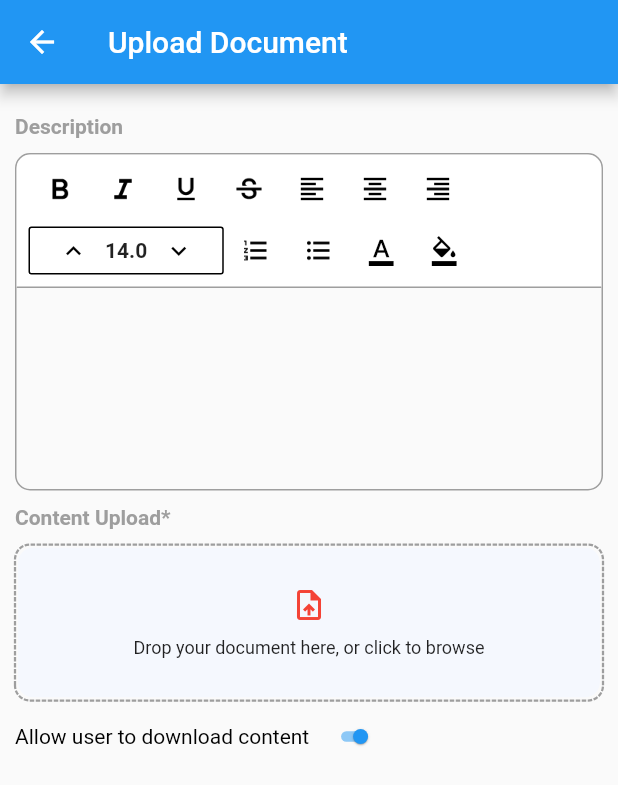
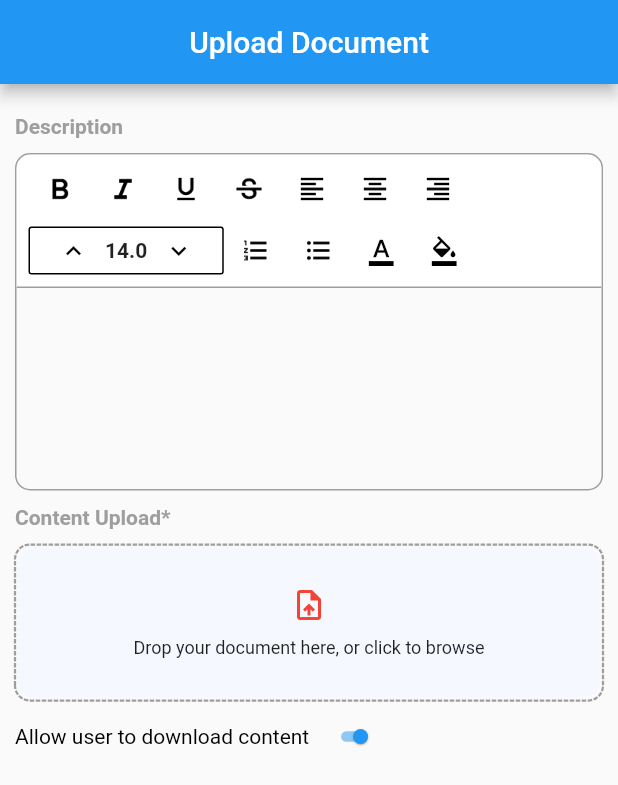
Before and after one commit to arunkumarchauhan/novastrid, a Flutter app: the screen it shows after launch, on a phone screen of 412 x 824 dp. Shown: the top 785 px of the screen. Run offline on Flutter 3.47's test engine with Material 2 defaults, Android fonts, the phone set to English and light mode, and no system bars; drawn by our look-alikes of dotted_border; our stand-ins replace bloc, equatable, file_picker, flutter_bloc, flutter_colorpicker; missing offline and left inert: desktop_drop, download.

Commit message:
minor chnage

```diff
--- a/lib/feature/home/presentation/home_page.dart
+++ b/lib/feature/home/presentation/home_page.dart
@@ -40,10 +40,13 @@ class _HomePageState extends State<HomePage> {
   Widget build(BuildContext context) {
     return Scaffold(
       appBar: AppBar(
+        centerTitle: true,
+        leading: const SizedBox.shrink(),
         title: const Text("Upload Document"),
       ),
       body: Padding(
         padding: const EdgeInsets.all(10.0),
+        child: SingleChildScrollView(
           child: Column(
             crossAxisAlignment: CrossAxisAlignment.start,
             children: [
@@ -197,6 +200,7 @@ class _HomePageState extends State<HomePage> {
                 ],
               ),
             ],
+          ),
         ),
       ),
     );
```
Lines whose indentation alone changed are shown as unchanged.
